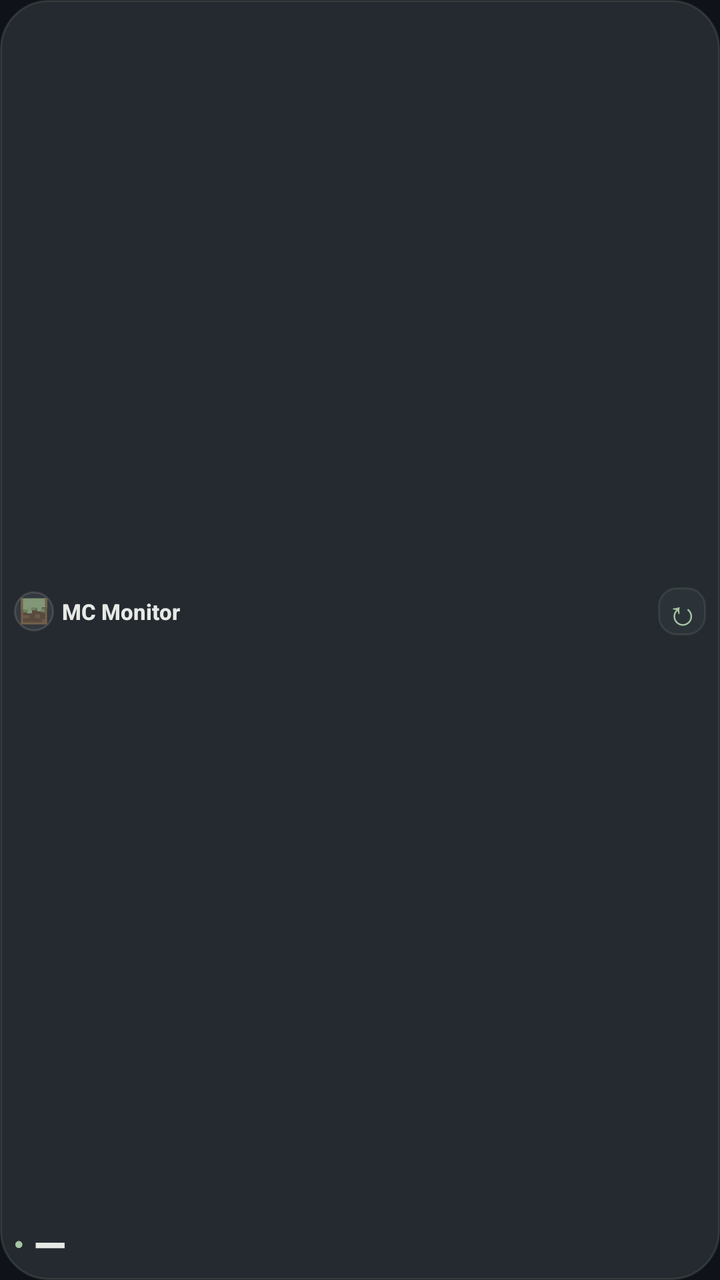
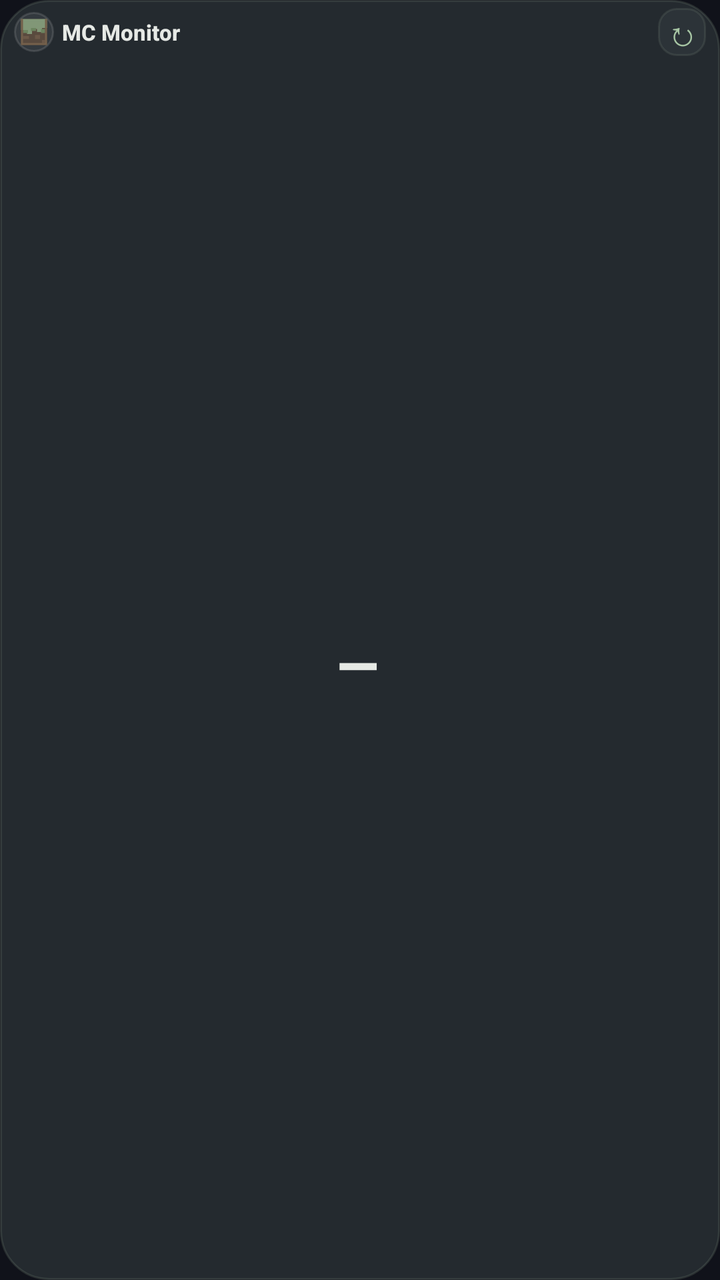

Compare the two renders of this Android layout. The source of the first and the diff that turns it into the second are given below.
<!-- AndroidManifest.xml: application theme AppTheme -->
<!-- res/layout/widget_remote_2x1.xml -->
<?xml version="1.0" encoding="utf-8"?>
<LinearLayout xmlns:android="http://schemas.android.com/apk/res/android"
    android:id="@+id/wRoot"
    android:layout_width="match_parent"
    android:layout_height="match_parent"
    android:background="@drawable/bg_widget"
    android:orientation="vertical"
    android:paddingStart="7dp"
    android:paddingTop="4dp"
    android:paddingEnd="7dp"
    android:paddingBottom="4dp">

    <LinearLayout
        android:layout_width="match_parent"
        android:layout_height="0dp"
        android:layout_weight="1"
        android:gravity="center_vertical"
        android:orientation="horizontal">

        <ImageView
            android:id="@+id/wServerIcon"
            android:layout_width="20dp"
            android:layout_height="20dp"
            android:background="@drawable/bg_server_icon"
            android:contentDescription="Иконка сервера"
            android:padding="2dp"
            android:scaleType="fitCenter"
            android:src="@drawable/ic_server_fallback" />

        <TextView
            android:id="@+id/wName"
            android:layout_width="0dp"
            android:layout_height="wrap_content"
            android:layout_marginStart="4dp"
            android:layout_weight="1"
            android:ellipsize="end"
            android:fontFamily="sans-serif-medium"
            android:maxLines="1"
            android:text="MC Monitor"
            android:textColor="@color/widget_text"
            android:textSize="11sp"
            android:textStyle="bold" />

        <TextView
            android:id="@+id/wRefresh"
            android:layout_width="24dp"
            android:layout_height="24dp"
            android:background="@drawable/bg_widget_button"
            android:contentDescription="Обновить"
            android:gravity="center"
            android:text="↻"
            android:textColor="@color/widget_accent"
            android:textSize="17sp" />
    </LinearLayout>

    <LinearLayout
        android:layout_width="match_parent"
        android:layout_height="wrap_content"
        android:gravity="center_vertical"
        android:orientation="horizontal">

        <TextView
            android:id="@+id/wDot"
            android:layout_width="10dp"
            android:layout_height="wrap_content"
            android:text="●"
            android:textColor="@color/widget_accent"
            android:textSize="8sp" />

        <TextView
            android:id="@+id/wCount"
            android:layout_width="wrap_content"
            android:layout_height="wrap_content"
            android:fontFamily="sans-serif-black"
            android:text="—"
            android:textColor="@color/widget_text"
            android:textSize="21sp"
            android:textStyle="bold" />

        <TextView
            android:id="@+id/wMax"
            android:layout_width="wrap_content"
            android:layout_height="wrap_content"
            android:layout_marginStart="2dp"
            android:layout_marginBottom="2dp"
            android:textColor="@color/widget_dim"
            android:textSize="8sp" />

        <LinearLayout
            android:layout_width="0dp"
            android:layout_height="1dp"
            android:layout_weight="1" />

        <TextView
            android:id="@+id/wPlayersEmpty"
            android:layout_width="0dp"
            android:layout_height="wrap_content"
            android:layout_marginStart="4dp"
            android:layout_weight="1"
            android:ellipsize="end"
            android:gravity="end"
            android:maxLines="1"
            android:textColor="@color/widget_soft"
            android:textSize="8sp"
            android:textStyle="bold" />
    </LinearLayout>
</LinearLayout>
<!-- resources referenced by this layout -->
<resources>
  <color name="widget_accent">#A7C6A4</color>
  <color name="widget_dim">#83908A</color>
  <color name="widget_soft">#ADB7B2</color>
  <color name="widget_text">#E6E9E5</color>
  <!-- drawable bg_server_icon (drawable) -->
  <?xml version="1.0" encoding="utf-8"?>
  <shape xmlns:android="http://schemas.android.com/apk/res/android"
      android:shape="rectangle">
      <solid android:color="#12FFFFFF" />
      <corners android:radius="10dp" />
      <stroke
          android:width="1dp"
          android:color="#1FFFFFFF" />
  </shape>
  <!-- drawable bg_widget (drawable) -->
  <?xml version="1.0" encoding="utf-8"?>
  <shape xmlns:android="http://schemas.android.com/apk/res/android"
      android:shape="rectangle">
      <solid android:color="@color/widget_bg" />
      <corners android:radius="24dp" />
      <stroke
          android:width="1dp"
          android:color="@color/widget_stroke" />
  </shape>
  <!-- drawable bg_widget_button (drawable) -->
  <?xml version="1.0" encoding="utf-8"?>
  <shape xmlns:android="http://schemas.android.com/apk/res/android"
      android:shape="rectangle">
      <solid android:color="#2C3338" />
      <corners android:radius="9dp" />
      <stroke
          android:width="1dp"
          android:color="#2E81927F" />
  </shape>
  <!-- drawable ic_server_fallback (drawable) -->
  <?xml version="1.0" encoding="utf-8"?>
  <vector xmlns:android="http://schemas.android.com/apk/res/android"
      android:width="32dp"
      android:height="32dp"
      android:viewportWidth="32"
      android:viewportHeight="32">
      <path
          android:fillColor="#594A3E"
          android:pathData="M3,3h26v26h-26z" />
      <path
          android:fillColor="#819777"
          android:pathData="M3,3h26v9h-5v4h-5v-3h-5v5h-5v-4h-6z" />
      <path
          android:fillColor="#6C5949"
          android:pathData="M5,20h6v3h-6zM17,19h5v4h-5zM24,24h3v3h-3z" />
      <path
          android:fillColor="#6C845F"
          android:pathData="M5,14h5v3h-5zM13,12h5v3h-5zM23,13h4v4h-4z" />
      <path
          android:fillColor="#74604B"
          android:pathData="M3,3h2v26h-2zM27,3h2v26h-2zM3,27h26v2h-26z" />
  </vector>
  <style name="AppTheme" parent="@android:style/Theme.Material.NoActionBar">
          <item name="android:windowBackground">@color/bg_top</item>
          <item name="android:colorAccent">@color/mint</item>
          <item name="android:statusBarColor">@color/status_bar</item>
          <item name="android:navigationBarColor">@color/bg_top</item>
          <item name="android:windowLightStatusBar">false</item>
          <item name="android:windowActionModeOverlay">true</item>
          <item name="android:popupMenuStyle">@style/AppPopupMenu</item>
      </style>
  <color name="widget_bg">#F5252B30</color>
  <color name="widget_stroke">#387F927E</color>
  <color name="bg_top">#10121A</color>
  <color name="mint">#7EE0A3</color>
  <color name="status_bar">#FF454A52</color>
  <style name="AppPopupMenu" parent="@android:style/Widget.Material.PopupMenu">
          <item name="android:popupBackground">@drawable/bg_dialog</item>
          <item name="android:textColor">@color/text</item>
      </style>
  <!-- drawable bg_dialog (drawable) -->
  <?xml version="1.0" encoding="utf-8"?>
  <shape xmlns:android="http://schemas.android.com/apk/res/android"
      android:shape="rectangle">
      <solid android:color="#1E222E" />
      <corners android:radius="22dp" />
      <stroke
          android:width="1dp"
          android:color="#26FFFFFF" />
  </shape>
  <color name="text">#EEF2F8</color>
</resources>

<!-- the commit's change to res/layout/widget_remote_2x1.xml (unified diff, before → after) -->
@@ -12,8 +12,7 @@
 
     <LinearLayout
         android:layout_width="match_parent"
-        android:layout_height="0dp"
-        android:layout_weight="1"
+        android:layout_height="wrap_content"
         android:gravity="center_vertical"
         android:orientation="horizontal">
 
@@ -55,17 +54,10 @@
 
     <LinearLayout
         android:layout_width="match_parent"
-        android:layout_height="wrap_content"
-        android:gravity="center_vertical"
+        android:layout_height="0dp"
+        android:layout_weight="1"
+        android:gravity="center"
         android:orientation="horizontal">
-
-        <TextView
-            android:id="@+id/wDot"
-            android:layout_width="10dp"
-            android:layout_height="wrap_content"
-            android:text="●"
-            android:textColor="@color/widget_accent"
-            android:textSize="8sp" />
 
         <TextView
             android:id="@+id/wCount"
@@ -74,7 +66,7 @@
             android:fontFamily="sans-serif-black"
             android:text="—"
             android:textColor="@color/widget_text"
-            android:textSize="21sp"
+            android:textSize="27sp"
             android:textStyle="bold" />
 
         <TextView
@@ -82,26 +74,8 @@
             android:layout_width="wrap_content"
             android:layout_height="wrap_content"
             android:layout_marginStart="2dp"
-            android:layout_marginBottom="2dp"
+            android:layout_marginBottom="4dp"
             android:textColor="@color/widget_dim"
-            android:textSize="8sp" />
-
-        <LinearLayout
-            android:layout_width="0dp"
-            android:layout_height="1dp"
-            android:layout_weight="1" />
-
-        <TextView
-            android:id="@+id/wPlayersEmpty"
-            android:layout_width="0dp"
-            android:layout_height="wrap_content"
-            android:layout_marginStart="4dp"
-            android:layout_weight="1"
-            android:ellipsize="end"
-            android:gravity="end"
-            android:maxLines="1"
-            android:textColor="@color/widget_soft"
-            android:textSize="8sp"
-            android:textStyle="bold" />
+            android:textSize="9sp" />
     </LinearLayout>
 </LinearLayout>
<!-- resource entries referenced after the edit -->
@@ -2,7 +2,6 @@
 <resources>
   <color name="widget_accent">#A7C6A4</color>
   <color name="widget_dim">#83908A</color>
-  <color name="widget_soft">#ADB7B2</color>
   <color name="widget_text">#E6E9E5</color>
   <!-- drawable bg_server_icon (drawable) -->
   <?xml version="1.0" encoding="utf-8"?>
